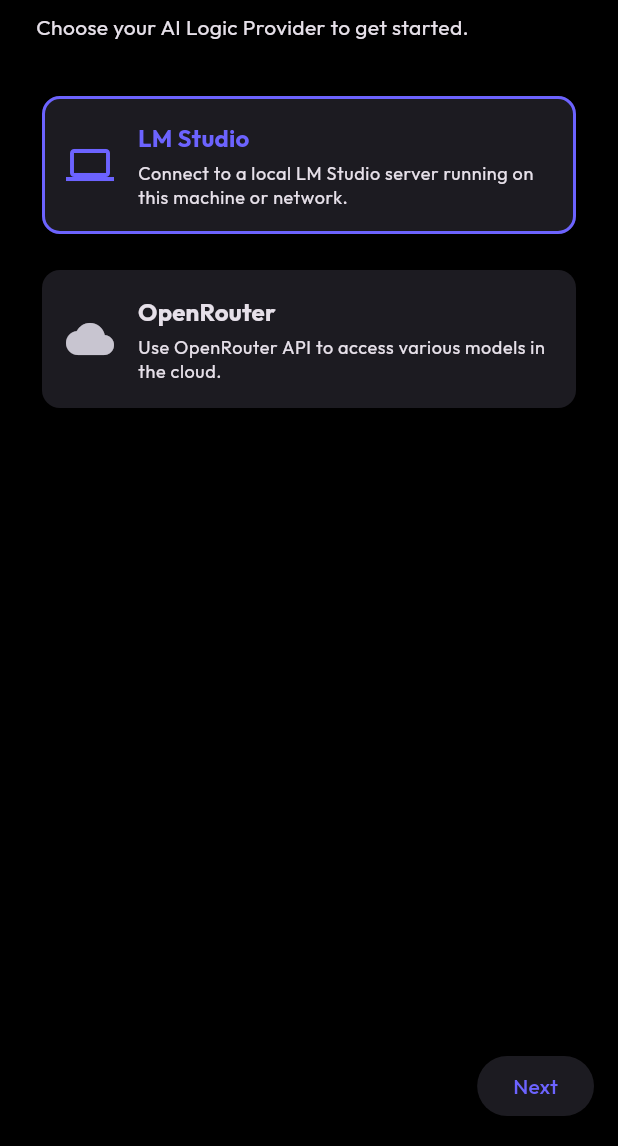
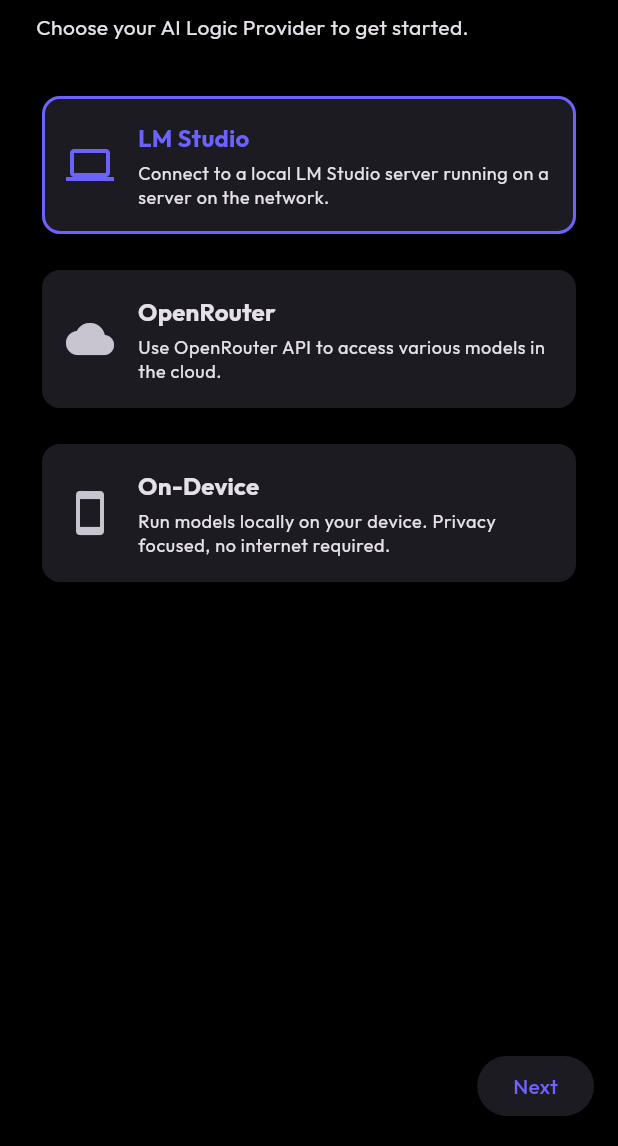
Before and after one commit to shreyashp77/ChadGPT, a Flutter app: the screen it shows after launch, on a phone screen of 412 x 824 dp, the part 90-1236 px from its top. Run offline on Flutter 3.47's test engine with Material 3 defaults, Android fonts, the phone set to English and light mode, and no system bars; our stand-ins replace file_picker, flutter_animate, flutter_local_notifications, flutter_markdown, flutter_tts, font_awesome_flutter and 8 more; missing offline and left inert: flutter_foreground_task, flutter_highlighter, gal, llama_flutter_android, markdown, pasteboard; accounts and stored records are empty.

Commit message:
feat: Introduce on-device model setup and custom connection status UI in wizard, and remove local models refresh button.

```diff
--- a/lib/screens/local_models_screen.dart
+++ b/lib/screens/local_models_screen.dart
@@ -332,13 +332,6 @@ class _LocalModelsScreenState extends State<LocalModelsScreen> {
       appBar: AppBar(
         title: const Text('Local Models'),
         backgroundColor: theme.colorScheme.surface,
-        actions: [
-          IconButton(
-            icon: const Icon(Icons.refresh),
-            onPressed: _loadModels,
-            tooltip: 'Refresh',
-          ),
-        ],
       ),
       body: _isLoading
           ? const Center(child: CircularProgressIndicator())
--- a/lib/screens/setup_wizard_screen.dart
+++ b/lib/screens/setup_wizard_screen.dart
@@ -32,6 +32,9 @@ class _SetupWizardScreenState extends State<SetupWizardScreen> {
   final TextEditingController _bingApiKeyController = TextEditingController();
   final TextEditingController _braveApiKeyController = TextEditingController();
   final TextEditingController _perplexityApiKeyController = TextEditingController();
+
+  // Status State
+  String? _connectionStatus;
 
   @override
   void dispose() {
@@ -106,9 +109,10 @@ class _SetupWizardScreenState extends State<SetupWizardScreen> {
     if (_currentPage == 1) {
       if (_selectedApiProvider == ApiProvider.lmStudio) {
         return _lmStudioUrlController.text.isNotEmpty;
-      } else {
+      } else if (_selectedApiProvider == ApiProvider.openRouter) {
         return _openRouterKeyController.text.isNotEmpty;
       }
+      return true; // Local model needs no config
     }
     // ComfyUI (Page 2) and Search (Page 3) are optional/have defaults
     return true;
@@ -175,15 +179,7 @@ class _SetupWizardScreenState extends State<SetupWizardScreen> {
                       controller.text = url;
                       setState(() {});
                       Navigator.pop(ctx);
-                      ScaffoldMessenger.of(context).showSnackBar(
-                        SnackBar(
-                          content: const Text('Connected', textAlign: TextAlign.center),
-                          behavior: SnackBarBehavior.floating,
-                          shape: RoundedRectangleBorder(borderRadius: BorderRadius.circular(24)),
-                          width: 120,
-                          backgroundColor: Colors.green,
-                        ),
-                      );
+                      _showConnectedStatus();
                     },
                     child: Padding(
                       padding: const EdgeInsets.symmetric(vertical: 8),
@@ -210,6 +206,13 @@ class _SetupWizardScreenState extends State<SetupWizardScreen> {
         },
       ),
     );
+  }
+
+  void _showConnectedStatus() {
+    setState(() => _connectionStatus = 'Connected');
+    Future.delayed(const Duration(seconds: 2), () {
+      if (mounted) setState(() => _connectionStatus = null);
+    });
   }
 
   @override
@@ -252,6 +255,31 @@ class _SetupWizardScreenState extends State<SetupWizardScreen> {
           else
             const SizedBox.shrink(),
 
+          if (_connectionStatus != null)
+            Container(
+              padding: const EdgeInsets.symmetric(horizontal: 16, vertical: 8),
+              decoration: BoxDecoration(
+                color: Colors.green.withOpacity(0.2),
+                borderRadius: BorderRadius.circular(20),
+                border: Border.all(color: Colors.green),
+              ),
+              child: Row(
+                mainAxisSize: MainAxisSize.min,
+                children: [
+                  const Icon(Icons.check, size: 16, color: Colors.green),
+                  const SizedBox(width: 8),
+                  Text(
+                    _connectionStatus!,
+                    style: const TextStyle(
+                      color: Colors.green,
+                      fontWeight: FontWeight.bold,
+                      fontSize: 14,
+                    ),
+                  ),
+                ],
+              ),
+            ),
+
           ElevatedButton(
             onPressed: _canProceed() ? _nextPage : null,
             child: Text(_currentPage == 3 ? 'Finish' : 'Next'),
@@ -274,7 +302,7 @@ class _SetupWizardScreenState extends State<SetupWizardScreen> {
 
           _buildSelectionCard(
             title: 'LM Studio',
-            description: 'Connect to a local LM Studio server running on this machine or network.',
+            description: 'Connect to a local LM Studio server running on a server on the network.',
             isSelected: _selectedApiProvider == ApiProvider.lmStudio,
             onTap: () => setState(() => _selectedApiProvider = ApiProvider.lmStudio),
             icon: Icons.computer,
@@ -286,6 +314,14 @@ class _SetupWizardScreenState extends State<SetupWizardScreen> {
             isSelected: _selectedApiProvider == ApiProvider.openRouter,
             onTap: () => setState(() => _selectedApiProvider = ApiProvider.openRouter),
             icon: Icons.cloud,
+          ),
+          const SizedBox(height: 16),
+          _buildSelectionCard(
+            title: 'On-Device',
+            description: 'Run models locally on your device. Privacy focused, no internet required.',
+            isSelected: _selectedApiProvider == ApiProvider.localModel,
+            onTap: () => setState(() => _selectedApiProvider = ApiProvider.localModel),
+            icon: Icons.smartphone,
           ),
         ],
       ),
@@ -337,16 +373,37 @@ class _SetupWizardScreenState extends State<SetupWizardScreen> {
 
   Widget _buildProviderConfigPage() {
     final isLmStudio = _selectedApiProvider == ApiProvider.lmStudio;
+    final isLocalModel = _selectedApiProvider == ApiProvider.localModel;
+
     return Padding(
       padding: const EdgeInsets.all(24.0),
       child: Column(
         crossAxisAlignment: CrossAxisAlignment.start,
         children: [
-          Text(isLmStudio ? 'Configure LM Studio' : 'Configure OpenRouter',
+          Text(isLmStudio ? 'Configure LM Studio' : isLocalModel ? 'On-Device Setup' : 'Configure OpenRouter',
                style: Theme.of(context).textTheme.headlineSmall),
           const SizedBox(height: 24),
 
-          if (isLmStudio) ...[
+          if (isLocalModel) ...[
+             Center(
+               child: Column(
+                 children: [
+                   Icon(Icons.check_circle_outline, size: 64, color: Theme.of(context).colorScheme.primary),
+                   const SizedBox(height: 16),
+                   const Text(
+                     'No configuration needed!',
+                     style: TextStyle(fontSize: 18, fontWeight: FontWeight.bold)
+                   ),
+                   const SizedBox(height: 8),
+                   const Text(
+                     'You can download and manage models from the settings menu after setup is complete.',
+                     textAlign: TextAlign.center,
+                     style: TextStyle(color: Colors.grey),
+                   ),
+                 ],
+               ),
+             ),
+          ] else if (isLmStudio) ...[
             TextField(
               controller: _lmStudioUrlController,
               decoration: const InputDecoration(
```
